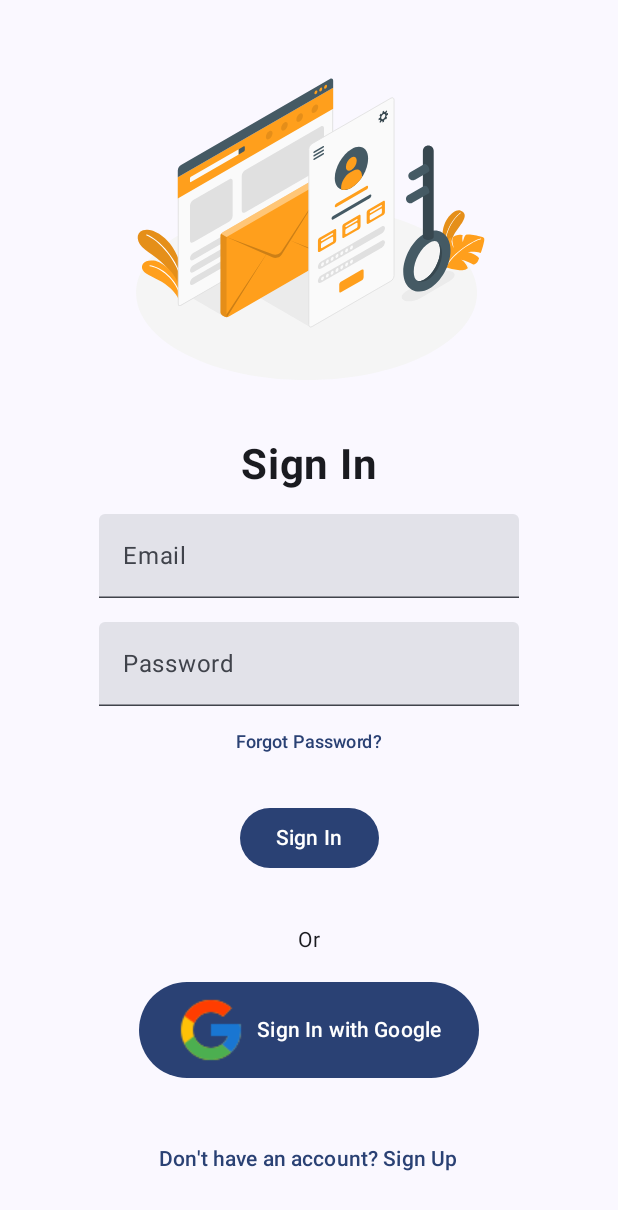
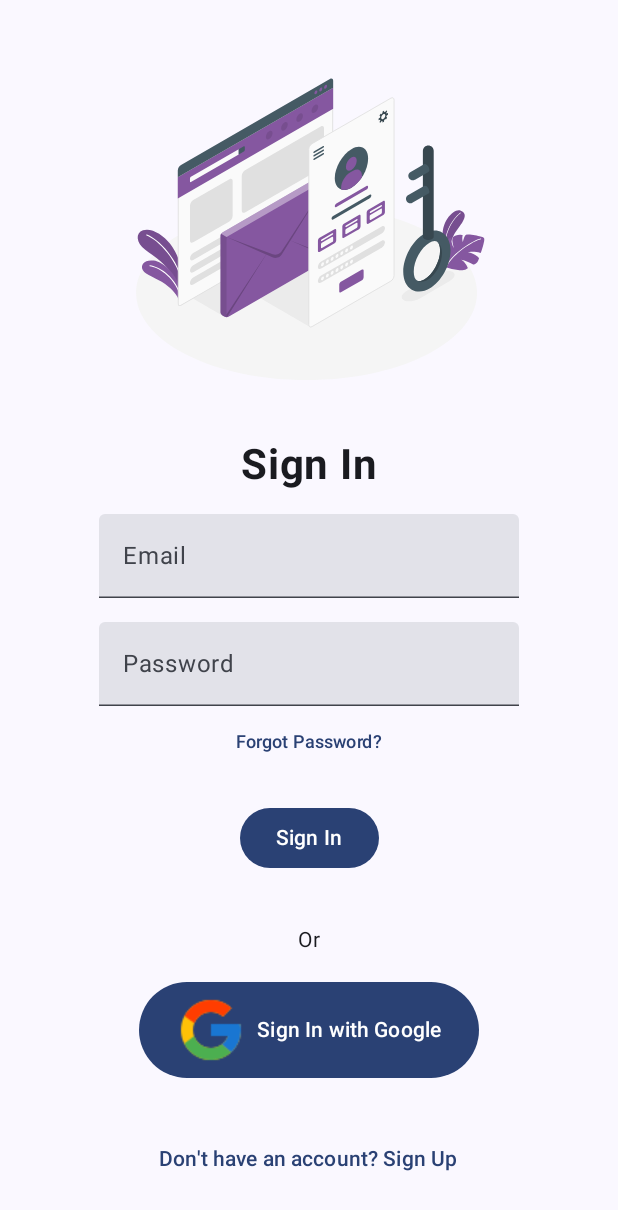
Before and after one commit to Dante1908/Hisaab, an Android app built with Jetpack Compose: the screen it shows after launch (MainActivity), on a phone screen of 412 x 824 dp. Shown: the top 1210 px of the screen. Run offline under Robolectric (Android 15) with nearby library versions, the phone set to English and light mode, and no system bars; our stand-ins replace Firebase (no records; nobody signed in at launch, a user with empty details on screens opened directly), livedata-compose.

Commit message:
Aplha-0.0.4

```diff
--- a/app/src/main/java/com/example/hisaab/MainActivity.kt
+++ b/app/src/main/java/com/example/hisaab/MainActivity.kt
@@ -23,10 +23,11 @@ import androidx.compose.material3.Icon
 import androidx.compose.material3.IconButton
 import androidx.compose.material3.Scaffold
 import androidx.compose.runtime.Composable
-import androidx.compose.runtime.MutableState
+import androidx.compose.runtime.getValue
 import androidx.compose.runtime.livedata.observeAsState
 import androidx.compose.runtime.mutableStateOf
 import androidx.compose.runtime.remember
+import androidx.compose.runtime.saveable.rememberSaveable
 import androidx.compose.ui.Alignment
 import androidx.compose.ui.Modifier
 import androidx.compose.ui.graphics.Color
@@ -72,66 +73,19 @@ fun MyAppNavigation(modifier: Modifier = Modifier, authViewModel: AuthViewModel)
     val authstate = authViewModel.observeAuthState().observeAsState()
     if (authstate.value == AuthState.Unauthenticated) {
         NavHost(navController = navController,
-            startDestination = "Login",
-            enterTransition = {
-            fadeIn(animationSpec = tween(700)) + slideIntoContainer(
-                AnimatedContentTransitionScope.SlideDirection.Left, tween(500)
-            )
-        },
-            exitTransition = {
-                fadeOut(animationSpec = tween(700)) + slideOutOfContainer(
-                    AnimatedContentTransitionScope.SlideDirection.Left, tween(500)
-                )
-            },
-            popEnterTransition = {
-                fadeIn(animationSpec = tween(700)) + slideIntoContainer(
-                    AnimatedContentTransitionScope.SlideDirection.Left, tween(500)
-                )
-            },
-            popExitTransition = {
-                fadeOut(animationSpec = tween(700)) + slideOutOfContainer(
-                    AnimatedContentTransitionScope.SlideDirection.Left, tween(500)
-                )
-            }) {
+            startDestination = "Login",) {
             composable("Login") { LoginScreen(modifier, navController, authViewModel) }
             composable("ForgotPass") { ForgotPassword(modifier, navController, authViewModel) }
             composable("SignUp") { SignUpScreen(modifier, navController, authViewModel) }
         }
     } else if (authstate.value == AuthState.Authenticated) {
         val transactionViewModel = TransactionViewModel()
-        Scaffold(
-            bottomBar = {
-                BottomNavigationBar(navController = navController)
-            }
+        Scaffold(bottomBar = { BottomNavigationBar(navController = navController) }
         ) { paddingValues ->
-            NavHost(
-                navController = navController,
-                startDestination = "Home",
-                modifier = Modifier.padding(paddingValues)
-            ) {
-                composable("Home") {
-                    HomeScreen(
-                        navController = navController,
-                        authViewModel = authViewModel,
-                        modifier = Modifier,
-                        viewModel = transactionViewModel
-                    )
-                }
-                composable("Transaction") {
-                    TransactionScreen(
-                        navController = navController,
-                        authViewModel = authViewModel,
-                        modifier = Modifier
-                    )
-                }
-                composable("Account") {
-                    AccountScreen(
-                        navController = navController,
-                        authViewModel = authViewModel,
-                        modifier = Modifier,
-                        viewModel = transactionViewModel
-                    )
-                }
+            NavHost(navController = navController, startDestination = "Home", modifier = Modifier.padding(paddingValues)) {
+                composable("Home") { HomeScreen(navController = navController, authViewModel = authViewModel, modifier = Modifier, viewModel = transactionViewModel) }
+                composable("Transaction") { TransactionScreen(navController = navController, authViewModel = authViewModel, modifier = Modifier) }
+                composable("Account") { AccountScreen(navController = navController, authViewModel = authViewModel, modifier = Modifier, viewModel = transactionViewModel) }
             }
         }
     }
@@ -140,14 +94,17 @@ fun MyAppNavigation(modifier: Modifier = Modifier, authViewModel: AuthViewModel)
 
 @Composable
 fun BottomNavigationBar(navController: NavController) {
-    val selected = remember { mutableStateOf("Home") }
+    val selected = rememberSaveable { mutableStateOf("Home") }
     BottomAppBar {
         IconButton(
             onClick = {
+                if (selected.value != "Home") {
                     selected.value = "Home"
                     navController.navigate("Home") {
-                    popUpTo(navController.graph.startDestinationId)
+                        popUpTo(navController.graph.startDestinationId) { inclusive = true }
                         launchSingleTop = true
+                        restoreState = true
+                    }
                 }
             },
             modifier = Modifier.weight(1f)
@@ -159,24 +116,27 @@ fun BottomNavigationBar(navController: NavController) {
                 tint = if (selected.value == "Home") Color.White else Color.Gray
             )
         }
-        Box(
-            modifier = Modifier
-                .weight(1f)
-                .padding(16.dp),
-            contentAlignment = Alignment.Center
-        ) {
+        Box(modifier = Modifier.weight(1f).padding(16.dp), contentAlignment = Alignment.Center) {
             FloatingActionButton(onClick = {
-                navController.navigate("Transaction")
-            }) {
-                Icon(Icons.Default.Add, contentDescription = null, tint = Color.Blue)
+                if (selected.value != "Transaction") {
+                    selected.value = "Transaction"
+                    navController.navigate("Transaction") {
+                        popUpTo(navController.graph.startDestinationId) { inclusive = true }
+                        launchSingleTop = true
+                        restoreState = true
                     }
+                }
+            }) { Icon(Icons.Default.Add, contentDescription = null, tint = Color.White) }
         }
         IconButton(
             onClick = {
+                if (selected.value != "Account") {
                     selected.value = "Account"
                     navController.navigate("Account") {
-                    popUpTo(navController.graph.startDestinationId)
+                        popUpTo(navController.graph.startDestinationId) { inclusive = true }
                         launchSingleTop = true
+                        restoreState = true
+                    }
                 }
             },
             modifier = Modifier.weight(1f)
--- a/app/src/main/java/com/example/hisaab/Screens/Login.kt
+++ b/app/src/main/java/com/example/hisaab/Screens/Login.kt
@@ -80,7 +80,7 @@ fun LoginScreen(modifier: Modifier = Modifier,navController: NavController, auth
                     val user_Data_unknown = UserData(user!!.email!!,user!!.uid)
                     addUsertoFirestore(user_Data_unknown)
                 }
-                //navController.navigate("Home")
+                Toast.makeText(context, (authState.value as AuthState.Error).message, Toast.LENGTH_SHORT).show()
             }
             is AuthState.Error->{
                 Toast.makeText(context, (authState.value as AuthState.Error).message, Toast.LENGTH_SHORT).show()
--- a/app/src/main/java/com/example/hisaab/ViewModel/TransactionViewModel.kt
+++ b/app/src/main/java/com/example/hisaab/ViewModel/TransactionViewModel.kt
@@ -6,13 +6,9 @@ import androidx.compose.runtime.mutableStateOf
 import androidx.lifecycle.LiveData
 import androidx.lifecycle.MutableLiveData
 import androidx.lifecycle.ViewModel
-import androidx.lifecycle.viewModelScope
-import androidx.lifecycle.viewmodel.compose.viewModel
 import com.example.hisaab.Data.TransactionData
 import com.google.firebase.firestore.FirebaseFirestore
 import com.google.firebase.firestore.Query
-import kotlinx.coroutines.delay
-import kotlinx.coroutines.launch
 
 
 class TransactionViewModel: ViewModel() {
--- a/app/src/main/res/drawable/login_image.xml
+++ b/app/src/main/res/drawable/login_image.xml
@@ -17,7 +17,7 @@
       android:fillColor="#ebebeb"/>
   <path
       android:pathData="M80.36,312.07c0.12,-9.5 -6.52,-29.27 -16.23,-41.72S39,248.69 28,252.32c-10.3,3.39 -9.35,16.85 3,25.92s30.9,20.49 36.19,36l11.25,19Z"
-      android:fillColor="#FF9F1C"/>
+      android:fillColor="#8557A0"/>
   <path
       android:fillColor="#FF000000"
       android:pathData="M80.36,312.07c0.12,-9.5 -6.52,-29.27 -16.23,-41.72S39,248.69 28,252.32c-10.3,3.39 -9.35,16.85 3,25.92s30.9,20.49 36.19,36l11.25,19Z"
@@ -28,13 +28,13 @@
       android:fillColor="#fff"/>
   <path
       android:pathData="M75.82,345.78c-1.46,-5.36 -7.88,-14.25 -18.34,-21.66 -11.58,-8.19 -26.3,-12.07 -29.63,-18.38 -4,-7.58 2.43,-14.62 14.4,-13S75.1,311 78.18,335.66Z"
-      android:fillColor="#FF9F1C"/>
+      android:fillColor="#8557A0"/>
   <path
       android:pathData="M78.21,340.2a0.7,0.7 0,0 1,-0.6 -0.46C68,311.83 46.92,301.82 37.12,300.43a0.69,0.69 0,0 1,0.19 -1.37c10.84,1.54 31.81,11.74 41.62,40.22a0.71,0.71 0,0 1,-0.43 0.89A0.74,0.74 0,0 1,78.21 340.2Z"
       android:fillColor="#fff"/>
   <path
       android:pathData="M434.93,285s1.33,-20 13.13,-34.9 11.08,-21 2.94,-24S424,241.05 428.16,265 434.93,285 434.93,285Z"
-      android:fillColor="#FF9F1C"/>
+      android:fillColor="#8557A0"/>
   <path
       android:fillColor="#FF000000"
       android:pathData="M434.93,285s1.33,-20 13.13,-34.9 11.08,-21 2.94,-24S424,241.05 428.16,265 434.93,285 434.93,285Z"
@@ -45,7 +45,7 @@
       android:fillColor="#fff"/>
   <path
       android:pathData="M431.72,301.56A105.38,105.38 0,0 0,448 305.48c9.14,1.44 13.18,-2.93 13.18,-2.93s-3.6,-8.57 -8.79,-11a51.11,51.11 0,0 1,15.86 6.51s5.58,0.09 7.8,-8.43c0,0 -3.3,-5.13 -14.4,-7.9 0,0 6.75,-1.7 16.48,0.78 0.73,0.29 3.84,-10.72 4.78,-15.8s-1.1,-5 -5.06,-6.09 -17.09,-4 -19.57,-1.83 -3.74,9.63 -3.74,9.63a17.58,17.58 0,0 1,-0.37 -9.44s-3.56,-1.39 -9.1,0.22c-4.52,1.31 -4.74,4.39 -4.54,7.87a33.87,33.87 0,0 0,2 8.84s-3.53,-4.52 -3.64,-14.33c0,0 -9.26,4.6 -10.84,13.8C427.13,280.37 425.91,295 431.72,301.56Z"
-      android:fillColor="#FF9F1C"/>
+      android:fillColor="#8557A0"/>
   <path
       android:pathData="M433.46,299.78a0.53,0.53 0,0 0,0.47 -0.29c7.37,-15.33 34.8,-33.14 44.62,-35.05a0.51,0.51 0,0 0,0.41 -0.6,0.53 0.53,0 0,0 -0.61,-0.41c-10,1.95 -37.86,20 -45.35,35.61a0.52,0.52 0,0 0,0.24 0.69A0.59,0.59 0,0 0,433.46 299.78Z"
       android:fillColor="#fff"/>
@@ -57,7 +57,7 @@
       android:fillColor="#e0e0e0"/>
   <path
       android:pathData="M74.39,181.81l0,28.15l207.16,-119.61l0,-28.15l-207.16,119.61z"
-      android:fillColor="#FF9F1C"/>
+      android:fillColor="#8557A0"/>
   <path
       android:pathData="M90.63,183.31v4c0,0.82 0.59,1.16 1.3,0.75l63.69,-36.77v-7L91.93,181.06A2.91,2.91 0,0 0,90.63 183.31Z"
       android:fillColor="#fafafa"/>
@@ -69,13 +69,13 @@
       android:fillColor="#455a64"/>
   <path
       android:pathData="M258.52,66.14a4.47,4.47 0,0 0,-2 3.51c0,1.3 0.91,1.82 2,1.18a4.49,4.49 0,0 0,2 -3.52C260.56,66 259.65,65.49 258.52,66.14Z"
-      android:fillColor="#FF9F1C"/>
+      android:fillColor="#8557A0"/>
   <path
       android:pathData="M265,62.42a4.47,4.47 0,0 0,-2 3.51c0,1.3 0.91,1.82 2,1.18a4.51,4.51 0,0 0,2 -3.52C267,62.29 266.08,61.77 265,62.42Z"
-      android:fillColor="#FF9F1C"/>
+      android:fillColor="#8557A0"/>
   <path
       android:pathData="M271.39,58.7a4.47,4.47 0,0 0,-2 3.51c0,1.3 0.91,1.82 2,1.18a4.51,4.51 0,0 0,2 -3.52C273.42,58.57 272.51,58.05 271.39,58.7Z"
-      android:fillColor="#FF9F1C"/>
+      android:fillColor="#8557A0"/>
   <path
       android:fillColor="#FF000000"
       android:pathData="M216.55,108.67a9.82,9.82 0,0 0,-4.43 7.7c0,2.83 2,4 4.43,2.56a9.8,9.8 0,0 0,4.44 -7.69C221,108.41 219,107.26 216.55,108.67Z"
@@ -113,7 +113,7 @@
       android:fillColor="#e0e0e0"/>
   <path
       android:pathData="M131.25,259.67a5.77,5.77 0,0 1,2.6 -4.5l132.91,-76.73a5.74,5.74 0,0 1,5.2 0l2.93,1.69a5.74,5.74 0,0 1,2.59 4.5V286.51a5.76,5.76 0,0 1,-2.59 4.5L142,367.74a5.74,5.74 0,0 1,-5.2 0l-2.93,-1.69a5.76,5.76 0,0 1,-2.6 -4.5Z"
-      android:fillColor="#FF9F1C"/>
+      android:fillColor="#8557A0"/>
   <path
       android:pathData="M132,257.11l7.38,4.26 137.33,-79.3a5.47,5.47 0,0 0,-1.83 -1.95L272,178.44a5.7,5.7 0,0 0,-5.18 0L133.85,255.17A5.38,5.38 0,0 0,132 257.11Z"
       android:strokeAlpha="0.4"
@@ -151,13 +151,13 @@
       android:fillColor="#455a64"/>
   <path
       android:pathData="M305.77,155.36c4,-2.3 7.21,-0.44 7.21,4.16A15.94,15.94 0,0 1,305.77 172c-4,2.3 -7.22,0.44 -7.22,-4.16A15.93,15.93 0,0 1,305.77 155.36Z"
-      android:fillColor="#FF9F1C"/>
+      android:fillColor="#8557A0"/>
   <path
       android:pathData="M320,179.88c0,-7.55 -5.31,-10.62 -11.85,-6.84L304,175.4c-6.54,3.78 -11.85,13 -11.85,20.53V198a12.43,12.43 0,0 0,3.82 0.59,20.14 20.14,0 0,0 9.91,-3A43.81,43.81 0,0 0,320 181.64Z"
-      android:fillColor="#FF9F1C"/>
+      android:fillColor="#8557A0"/>
   <path
       android:pathData="M285.86,216.63 L326,193.46c1.19,-0.69 2.16,-0.2 2.16,1.1a4.65,4.65 0,0 1,-2.16 3.59l-40.13,23.17c-1.2,0.7 -2.17,0.2 -2.17,-1.09A4.64,4.64 0,0 1,285.86 216.63Z"
-      android:fillColor="#FF9F1C"/>
+      android:fillColor="#8557A0"/>
   <path
       android:pathData="M281.55,233.21 L330.29,205c1.2,-0.69 2.17,-0.2 2.17,1.1a4.64,4.64 0,0 1,-2.17 3.59L281.55,237.9c-1.2,0.69 -2.17,0.2 -2.17,-1.1A4.64,4.64 0,0 1,281.55 233.21Z"
       android:fillColor="#455a64"/>
@@ -166,7 +166,7 @@
       android:fillColor="#37474f"/>
   <path
       android:pathData="M263.4,262.43l20.05,-11.57c1.19,-0.69 2.16,-0.13 2.16,1.25v13.76a4.8,4.8 0,0 1,-2.16 3.75L263.4,281.19c-1.19,0.69 -2.16,0.13 -2.16,-1.25V266.18A4.8,4.8 0,0 1,263.4 262.43Z"
-      android:fillColor="#FF9F1C"/>
+      android:fillColor="#8557A0"/>
   <path
       android:pathData="M266.6,264.35l13.65,-7.88c0.72,-0.41 1.3,-0.22 1.3,0.42a2.61,2.61 0,0 1,-1.3 1.93L266.6,266.7c-0.72,0.41 -1.3,0.22 -1.3,-0.42A2.61,2.61 0,0 1,266.6 264.35Z"
       android:fillColor="#fafafa"/>
@@ -175,7 +175,7 @@
       android:fillColor="#fafafa"/>
   <path
       android:pathData="M295.9,243.67l20,-11.57c1.2,-0.69 2.17,-0.13 2.17,1.25v13.76a4.78,4.78 0,0 1,-2.17 3.75l-20,11.57c-1.2,0.69 -2.16,0.13 -2.16,-1.25V247.42A4.77,4.77 0,0 1,295.9 243.67Z"
-      android:fillColor="#FF9F1C"/>
+      android:fillColor="#8557A0"/>
   <path
       android:pathData="M299.1,245.59l13.65,-7.88c0.71,-0.41 1.29,-0.22 1.29,0.42a2.63,2.63 0,0 1,-1.29 1.93l-13.65,7.88c-0.72,0.41 -1.3,0.22 -1.3,-0.43A2.61,2.61 0,0 1,299.1 245.59Z"
       android:fillColor="#fafafa"/>
@@ -184,7 +184,7 @@
       android:fillColor="#fafafa"/>
   <path
       android:pathData="M328.4,224.91l20,-11.58c1.19,-0.69 2.16,-0.13 2.16,1.25v13.77a4.8,4.8 0,0 1,-2.16 3.75l-20,11.57c-1.2,0.69 -2.17,0.13 -2.17,-1.25V228.66A4.78,4.78 0,0 1,328.4 224.91Z"
-      android:fillColor="#FF9F1C"/>
+      android:fillColor="#8557A0"/>
   <path
       android:pathData="M331.59,226.83 L345.24,219c0.72,-0.42 1.3,-0.23 1.3,0.42a2.58,2.58 0,0 1,-1.3 1.92l-13.65,7.88c-0.71,0.42 -1.3,0.23 -1.3,-0.42A2.61,2.61 0,0 1,331.59 226.83Z"
       android:fillColor="#fafafa"/>
@@ -199,7 +199,7 @@
       android:fillColor="#e0e0e0"/>
   <path
       android:pathData="M291.84,321.06 L320,304.8c1.2,-0.69 2.17,-0.13 2.17,1.25v9.07a4.78,4.78 0,0 1,-2.17 3.75l-28.16,16.26c-1.2,0.69 -2.17,0.13 -2.17,-1.25v-9.07A4.78,4.78 0,0 1,291.84 321.06Z"
-      android:fillColor="#FF9F1C"/>
+      android:fillColor="#8557A0"/>
   <path
       android:pathData="M267.33,295.39a4.49,4.49 0,0 0,-2 3.52c0,1.29 0.91,1.82 2,1.17a4.49,4.49 0,0 0,2 -3.52C269.36,295.27 268.45,294.74 267.33,295.39Z"
       android:fillColor="#fafafa"/>
```
Also changed, not shown: app/src/main/java/com/example/hisaab/Data/TransactionData.kt (+0 -11 lines), app/src/main/java/com/example/hisaab/Screens/Main/Account.kt (+48 -73 lines), app/src/main/java/com/example/hisaab/Screens/Main/Home.kt (+1 -7 lines), app/src/main/java/com/example/hisaab/Screens/Main/MainPage.kt (deleted, +0 -119 lines), app/src/main/java/com/example/hisaab/Screens/Main/Transaction.kt (+43 -31 lines), app/src/main/res/drawable/signup_image.xml (+19 -19 lines). Lines whose indentation alone changed are shown as unchanged.
